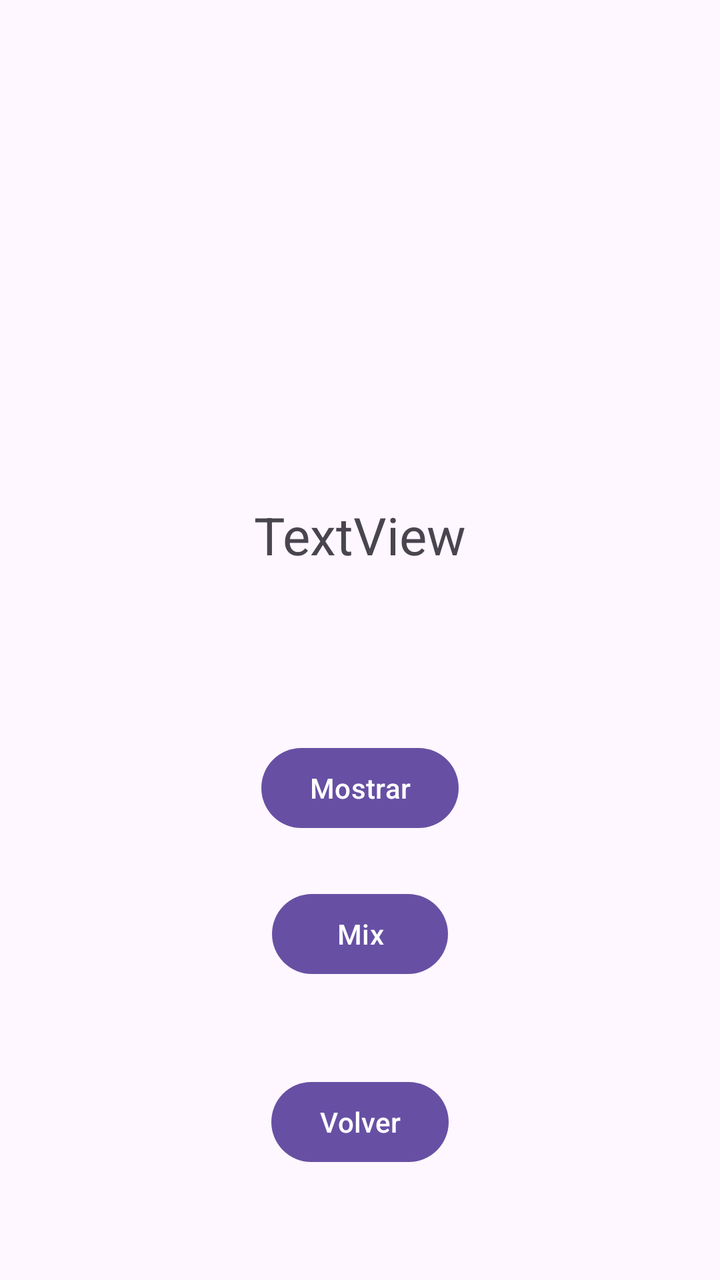
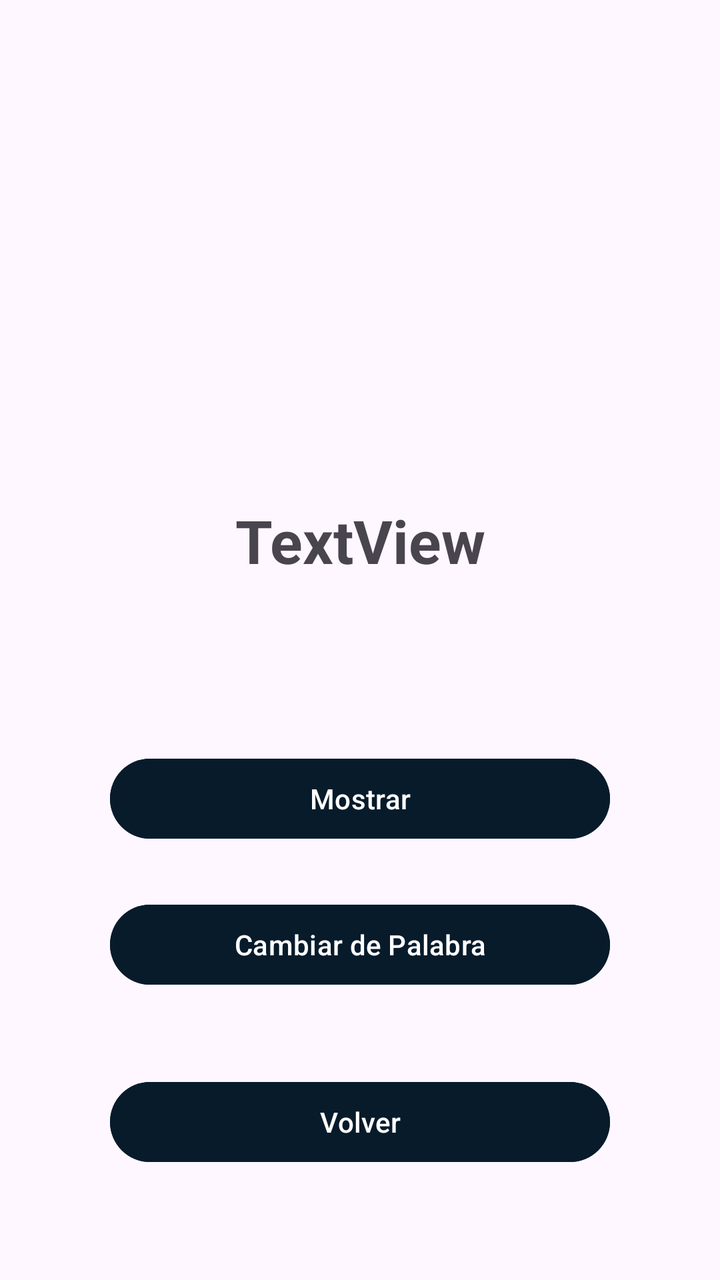

The first picture is an Android layout as it rendered before a commit; the second is the same layout after the commit. The layout source and the unified diff follow.
<!-- AndroidManifest.xml: application theme Theme.VocabularioApp -->
<!-- res/layout/activity_flascard.xml -->
<?xml version="1.0" encoding="utf-8"?>
<androidx.constraintlayout.widget.ConstraintLayout xmlns:android="http://schemas.android.com/apk/res/android"
    xmlns:app="http://schemas.android.com/apk/res-auto"
    xmlns:tools="http://schemas.android.com/tools"
    android:id="@+id/main"
    android:layout_width="match_parent"
    android:layout_height="match_parent"
    tools:context=".FlascardActivity">

    <TextView
        android:id="@+id/tvPalabra"
        android:layout_width="wrap_content"
        android:layout_height="wrap_content"
        android:layout_marginTop="250dp"
        android:text="TextView"
        android:textSize="26dp"
        app:layout_constraintEnd_toEndOf="parent"
        app:layout_constraintHorizontal_bias="0.5"
        app:layout_constraintStart_toStartOf="parent"
        app:layout_constraintTop_toTopOf="parent" />

    <Button
        android:id="@+id/btnMostrar"
        android:layout_width="wrap_content"
        android:layout_height="wrap_content"
        android:layout_marginTop="85dp"
        android:text="@string/faMostrar"
        app:layout_constraintEnd_toEndOf="parent"
        app:layout_constraintHorizontal_bias="0.5"
        app:layout_constraintStart_toStartOf="parent"
        app:layout_constraintTop_toBottomOf="@+id/tvPalabra" />

    <Button
        android:id="@+id/btnMix"
        android:layout_width="wrap_content"
        android:layout_height="wrap_content"
        android:layout_marginTop="25dp"
        android:text="Mix"
        app:layout_constraintEnd_toEndOf="parent"
        app:layout_constraintHorizontal_bias="0.5"
        app:layout_constraintStart_toStartOf="parent"
        app:layout_constraintTop_toBottomOf="@+id/btnMostrar" />

    <Button
        android:id="@+id/btnVolver"
        android:layout_width="wrap_content"
        android:layout_height="wrap_content"
        android:layout_marginBottom="55dp"
        android:text="@string/faVolver"
        app:layout_constraintBottom_toBottomOf="parent"
        app:layout_constraintEnd_toEndOf="parent"
        app:layout_constraintHorizontal_bias="0.5"
        app:layout_constraintStart_toStartOf="parent" />

</androidx.constraintlayout.widget.ConstraintLayout>
<!-- resources referenced by this layout -->
<resources>
  <string name="faMostrar">Mostrar</string>
  <string name="faVolver">Volver</string>
  
      // Exercices Activity
  <style name="Theme.VocabularioApp" parent="Base.Theme.VocabularioApp" />
  <style name="Base.Theme.VocabularioApp" parent="Theme.Material3.DayNight.NoActionBar">
          
          
          <item name="titleTextColor">@color/lt_menu</item>
          <item name="android:actionMenuTextColor">@color/lt_menu</item>
          <item name="colorControlNormal">@color/lt_menu</item>
  
      </style>
  <color name="lt_menu">#EEEEEE</color>
</resources>

<!-- the commit's change to res/layout/activity_flascard.xml (unified diff, before → after) -->
@@ -9,11 +9,15 @@
 
     <TextView
         android:id="@+id/tvPalabra"
-        android:layout_width="wrap_content"
+        android:layout_width="0dp"
         android:layout_height="wrap_content"
+        android:layout_marginStart="35dp"
         android:layout_marginTop="250dp"
+        android:layout_marginEnd="35dp"
         android:text="TextView"
-        android:textSize="26dp"
+        android:textSize="30dp"
+        android:textStyle="bold"
+        android:textAlignment="center"
         app:layout_constraintEnd_toEndOf="parent"
         app:layout_constraintHorizontal_bias="0.5"
         app:layout_constraintStart_toStartOf="parent"
@@ -21,10 +25,14 @@
 
     <Button
         android:id="@+id/btnMostrar"
-        android:layout_width="wrap_content"
+        android:layout_width="0dp"
         android:layout_height="wrap_content"
+        android:layout_marginStart="55dp"
         android:layout_marginTop="85dp"
+
+        android:layout_marginEnd="55dp"
         android:text="@string/faMostrar"
+        android:backgroundTint="@color/bg_menu"
         app:layout_constraintEnd_toEndOf="parent"
         app:layout_constraintHorizontal_bias="0.5"
         app:layout_constraintStart_toStartOf="parent"
@@ -32,10 +40,13 @@
 
     <Button
         android:id="@+id/btnMix"
-        android:layout_width="wrap_content"
+        android:layout_width="0dp"
         android:layout_height="wrap_content"
+        android:layout_marginStart="55dp"
         android:layout_marginTop="25dp"
-        android:text="Mix"
+        android:layout_marginEnd="55dp"
+        android:text="Cambiar de Palabra"
+        android:backgroundTint="@color/bg_menu"
         app:layout_constraintEnd_toEndOf="parent"
         app:layout_constraintHorizontal_bias="0.5"
         app:layout_constraintStart_toStartOf="parent"
@@ -43,10 +54,13 @@
 
     <Button
         android:id="@+id/btnVolver"
-        android:layout_width="wrap_content"
+        android:layout_width="0dp"
         android:layout_height="wrap_content"
+        android:layout_marginStart="55dp"
+        android:layout_marginEnd="55dp"
         android:layout_marginBottom="55dp"
         android:text="@string/faVolver"
+        android:backgroundTint="@color/bg_menu"
         app:layout_constraintBottom_toBottomOf="parent"
         app:layout_constraintEnd_toEndOf="parent"
         app:layout_constraintHorizontal_bias="0.5"
<!-- resource entries referenced after the edit -->
@@ -1,5 +1,6 @@
 <!-- resources referenced by this layout -->
 <resources>
+  <color name="bg_menu">#071B2B</color>
   <string name="faMostrar">Mostrar</string>
   <string name="faVolver">Volver</string>
   
